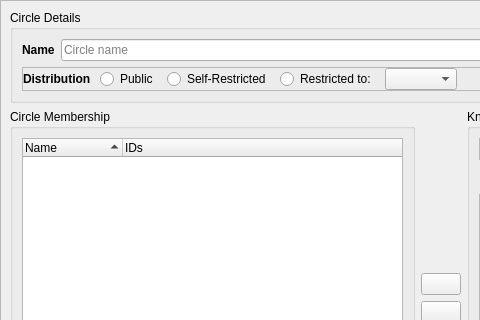
This is retroshare-gui/src/gui/Circles/CreateCircleDialog.ui in RetroShare/RetroShare as Qt 5 draws it before an edit; both pictures show x 0 to 480 and y 0 to 320 of the 881 by 515 pixel window. The edited form follows.
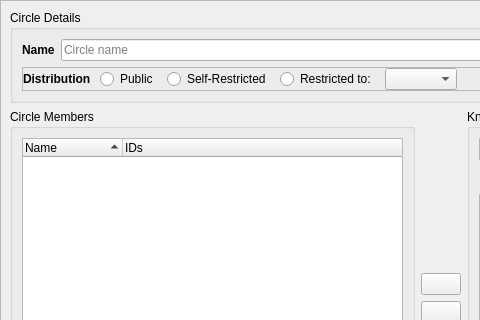
This is the edited form. Icons and pictures are not drawn. Custom widgets are drawn as their Qt base class.

Commit message: fixed display of info for non admin circles, and added readonly system to not allow editing them

```diff
--- a/retroshare-gui/src/gui/Circles/CreateCircleDialog.ui
+++ b/retroshare-gui/src/gui/Circles/CreateCircleDialog.ui
@@ -44,7 +44,7 @@
         <item>
          <widget class="QGroupBox" name="groupBox_2">
           <property name="title">
-           <string>Circle Membership</string>
+           <string>Circle Members</string>
           </property>
           <layout class="QVBoxLayout" name="verticalLayout_2">
            <item>
```
Left out of the diff: 2 changed lines with no effect on the pictures. The commit also changes 5 other files.
